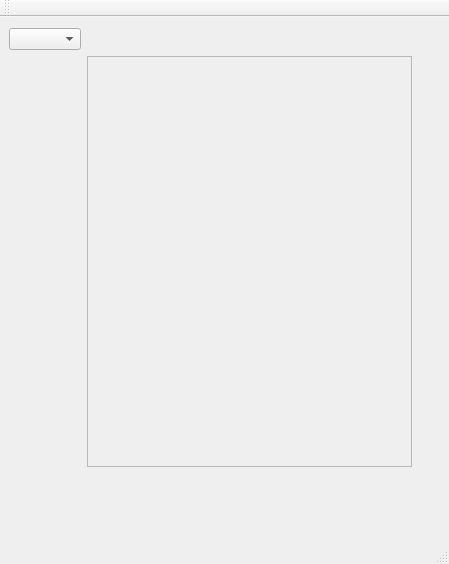
Above: Tower_of_Lights_Editor_V3/mainwindow.ui from ThereIsNoEscape/cs383project before the change. Below: the same form after it.
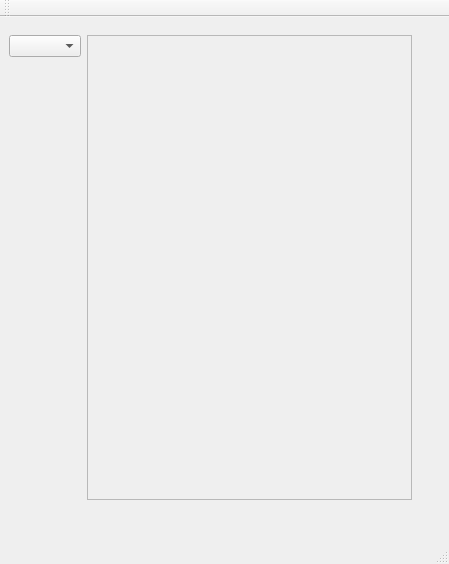
That is the form after the change.

```diff
--- a/Tower_of_Lights_Editor_V3/mainwindow.ui
+++ b/Tower_of_Lights_Editor_V3/mainwindow.ui
@@ -29,16 +29,22 @@
       <x>0</x>
       <y>0</y>
       <width>421</width>
-      <height>461</height>
+      <height>501</height>
      </rect>
     </property>
     <layout class="QGridLayout" name="gridLayout">
      <property name="leftMargin">
       <number>9</number>
      </property>
+     <property name="topMargin">
+      <number>18</number>
+     </property>
      <property name="rightMargin">
       <number>9</number>
      </property>
+     <property name="bottomMargin">
+      <number>18</number>
+     </property>
      <item row="1" column="2">
       <widget class="QFrame" name="frame">
        <property name="sizePolicy">
@@ -67,15 +73,15 @@
          <rect>
           <x>10</x>
           <y>10</y>
-          <width>261</width>
-          <height>431</height>
+          <width>321</width>
+          <height>441</height>
          </rect>
         </property>
         <layout class="QGridLayout" name="gridLayout_2"/>
        </widget>
       </widget>
      </item>
-     <item row="0" column="0">
+     <item row="1" column="0" alignment="Qt::AlignTop">
       <widget class="QComboBox" name="comboBox"/>
      </item>
     </layout>
```
